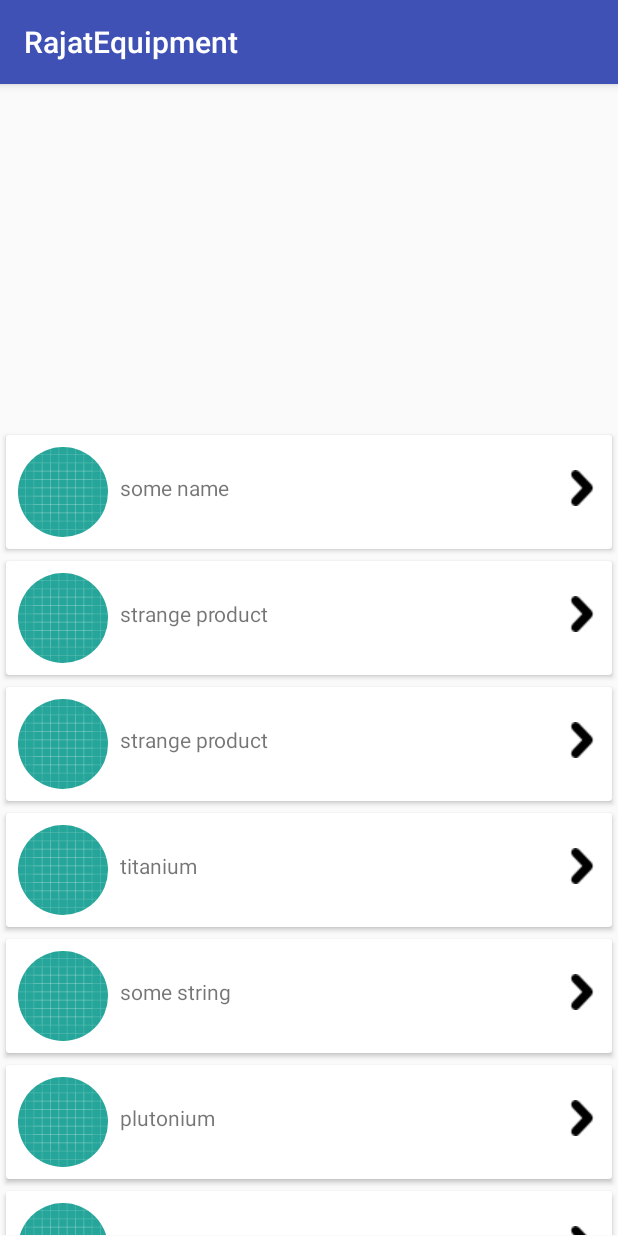
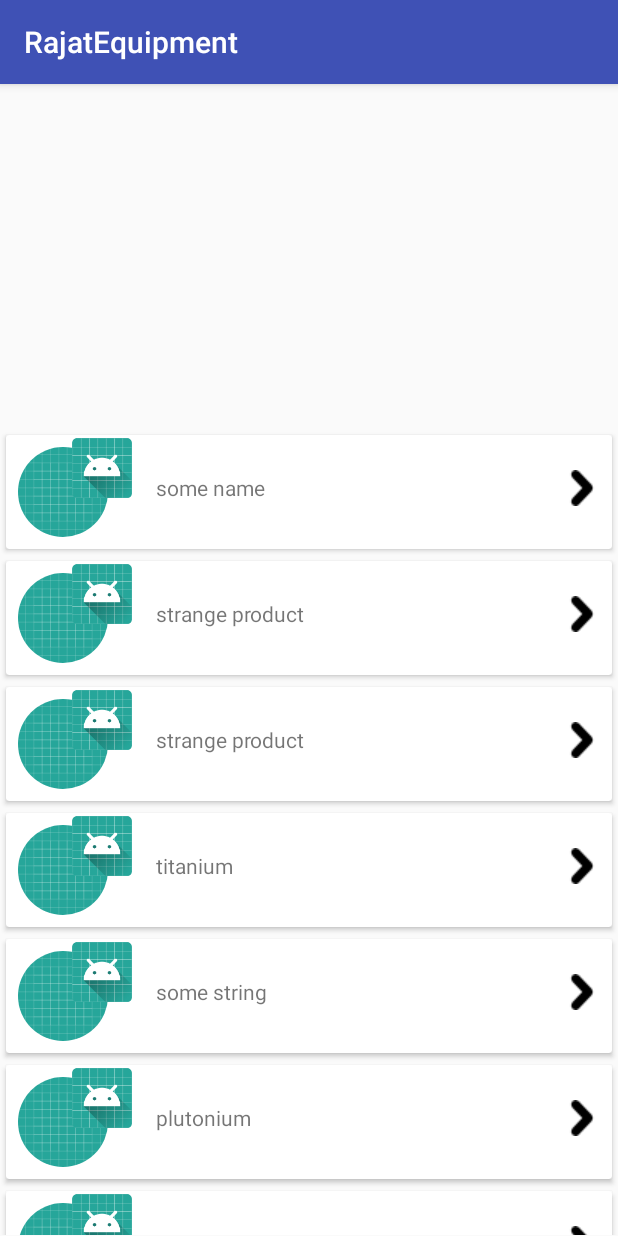
Before and after one commit to AndroidPayal/RajatEquipment, an Android app: the screen it shows after launch (MainActivity), on a phone screen of 412 x 824 dp. Run offline under Robolectric (Android 15) with nearby library versions, the phone set to English and light mode, and no system bars; our stand-ins replace CircleImageView, Volley.

Commit message:
commit payal 9/8

```diff
--- a/app/src/main/res/layout/main_adapter.xml
+++ b/app/src/main/res/layout/main_adapter.xml
@@ -34,11 +34,11 @@
         android:layout_width="wrap_content"
         android:layout_height="wrap_content"
         android:layout_marginBottom="8dp"
-        android:layout_marginLeft="8dp"
-        android:layout_marginStart="8dp"
+        android:layout_marginLeft="32dp"
+        android:layout_marginStart="32dp"
         android:layout_marginTop="8dp"
+        android:gravity="center"
         android:text="TextView"
-        android:gravity="center"
         app:layout_constraintBottom_toBottomOf="parent"
         app:layout_constraintStart_toEndOf="@+id/main_image"
         app:layout_constraintTop_toTopOf="parent"
@@ -62,5 +62,16 @@
         app:layout_constraintTop_toTopOf="parent"
         app:layout_constraintVertical_bias="0.423" />
 
+    <ImageView
+        android:id="@+id/imageView"
+        android:layout_width="40dp"
+        android:layout_height="40dp"
+        android:layout_marginLeft="36dp"
+        android:layout_marginStart="36dp"
+        android:layout_marginTop="2dp"
+        app:layout_constraintStart_toStartOf="@+id/main_image"
+        app:layout_constraintTop_toTopOf="parent"
+        app:srcCompat="@mipmap/ic_launcher_round" />
+
 </android.support.constraint.ConstraintLayout>
 </android.support.v7.widget.CardView>
```
